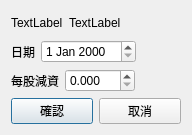
This is QtStockCapitalReductionEditDialog.ui in foxking0416/PythonStockPrice as Qt 5 draws it before an edit. The edited form follows.
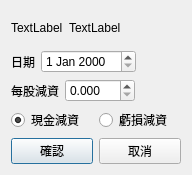
This is the edited form.

Commit message: 減資可以設定"現金減資"也就是會退現金，或是"虧損減資"也就是不退現金

```diff
--- a/QtStockCapitalReductionEditDialog.ui
+++ b/QtStockCapitalReductionEditDialog.ui
@@ -7,19 +7,19 @@
     <x>0</x>
     <y>0</y>
     <width>192</width>
-    <height>135</height>
+    <height>175</height>
    </rect>
   </property>
   <property name="minimumSize">
    <size>
     <width>192</width>
-    <height>135</height>
+    <height>175</height>
    </size>
   </property>
   <property name="maximumSize">
    <size>
     <width>192</width>
-    <height>135</height>
+    <height>175</height>
    </size>
   </property>
   <property name="windowTitle">
@@ -124,6 +124,27 @@
      </item>
     </layout>
    </item>
+   <item>
+    <layout class="QHBoxLayout" name="horizontalLayout_5">
+     <item>
+      <widget class="QRadioButton" name="qtCashReturnRadioButton">
+       <property name="text">
+        <string>現金減資</string>
+       </property>
+       <property name="checked">
+        <bool>true</bool>
+       </property>
+      </widget>
+     </item>
+     <item>
+      <widget class="QRadioButton" name="qtDeficitRadioButton">
+       <property name="text">
+        <string>虧損減資</string>
+       </property>
+      </widget>
+     </item>
+    </layout>
+   </item>
    <item>
     <layout class="QHBoxLayout" name="horizontalLayout_4">
      <item>
```
The commit also changes 2 other files.
